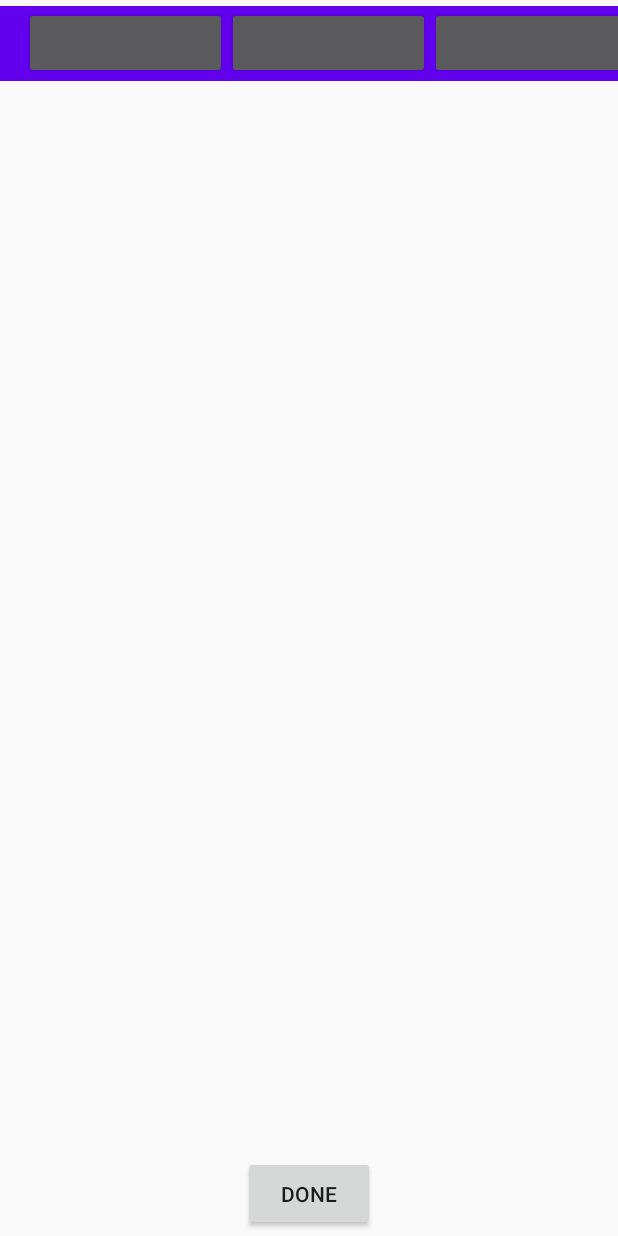
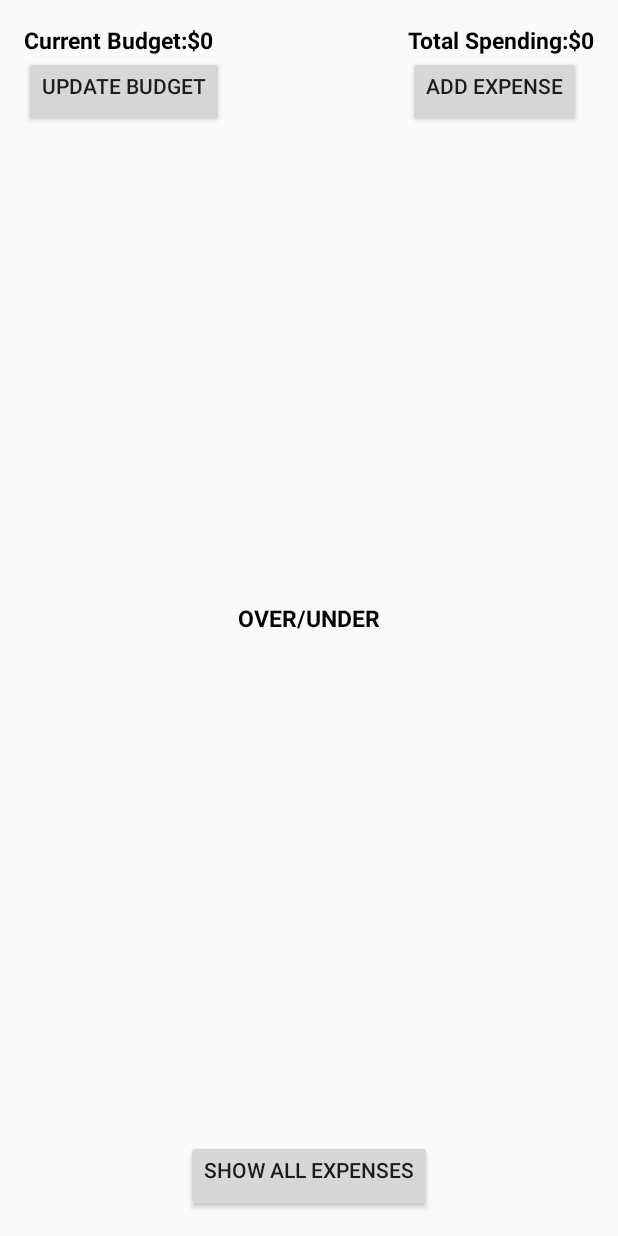
Before and after one commit to ritikshar/436-final-proj-G34, an Android app: the layout activity_main.xml on its own in the app's theme, with its tools: preview values and no code run, on a phone screen of 412 x 824 dp. Run offline under Robolectric (Android 15) with nearby library versions, the phone set to English and light mode, and no system bars.

Commit message:
added basic functionality

```diff
--- a/code/app/src/main/res/layout/activity_main.xml
+++ b/code/app/src/main/res/layout/activity_main.xml
@@ -4,150 +4,106 @@
     xmlns:tools="http://schemas.android.com/tools"
     android:layout_width="match_parent"
     android:layout_height="match_parent"
+    android:padding="16dp"
     tools:context=".MainActivity">
 
-   <!-- <LinearLayout
-        android:id="@+id/headerView"
-        android:layout_width="404dp"
-        android:layout_height="65dp"
-        android:layout_alignParentTop="true"
-        android:orientation="horizontal"
+    <TextView
+        android:id="@+id/current_budget"
+        android:layout_width="wrap_content"
+        android:layout_height="wrap_content"
+        android:text="@string/budget"
+        android:textColor="@color/black"
+        android:textStyle="bold"
+        android:textSize="15dp"
+        app:layout_constraintStart_toStartOf="parent"
         app:layout_constraintTop_toTopOf="parent"
-        >
-    </LinearLayout>
-
-    android:theme="@style/AppTheme.AppBarOverlay"
-
-    android:padding="@dimen/appbar_padding"-->
-
-   <!-- <com.google.android.material.appbar.AppBarLayout
-        android:layout_width="match_parent"
-        android:layout_height="wrap_content"
-        tools:ignore="MissingConstraints">
+        />
 
     <TextView
-        android:id="@+id/title"
-        android:layout_width="415dp"
-        android:layout_height="86dp"
-        android:gravity="center"
-        android:minHeight="?actionBarSize"
-
-        android:text="@string/app_name"
-        android:textAppearance="@style/TextAppearance.Widget.AppCompat.Toolbar.Title" />
-    </com.google.android.material.appbar.AppBarLayout>-->
-<!--    <androidx.appcompat.widget.Toolbar
-        android:id="@+id/toolbar"
-        android:layout_width="0dp"
-        android:layout_height="56dp"
-        android:background="?attr/colorPrimary"
-        android:theme="@style/ThemeOverlay.AppCompat.Dark.ActionBar"
+        android:id="@+id/current_budget_value"
+        android:layout_width="wrap_content"
+        android:layout_height="wrap_content"
+        android:text="0"
+        android:textColor="@color/black"
+        android:textStyle="bold"
+        android:textSize="15dp"
+        app:layout_constraintStart_toEndOf="@id/current_budget"
         app:layout_constraintTop_toTopOf="parent"
-        app:layout_constraintRight_toRightOf="parent"
-        app:layout_constraintLeft_toLeftOf="parent"
-        android:gravity="left"
-/>-->
-
-
-    <androidx.appcompat.widget.Toolbar
-        android:id="@+id/toolbar"
-        android:layout_width="match_parent"
-        android:layout_height="50dp"
-        android:layout_marginTop="4dp"
-        android:background="?attr/colorPrimary"
-
-        android:theme="@style/ThemeOverlay.AppCompat.Dark.ActionBar"
-        android:title="@string/app_name"
-        app:layout_constraintLeft_toLeftOf="parent"
-        app:layout_constraintRight_toRightOf="parent"
-        app:layout_constraintStart_toStartOf="parent"
-        app:layout_constraintTop_toTopOf="parent"
-        app:popupTheme="@style/ThemeOverlay.AppCompat.Light">
-
+        />
 
     <Button
-            android:id="@+id/category_btn"
-            android:layout_width="135dp"
+        android:id="@+id/update_budget"
         android:layout_height="wrap_content"
-            android:gravity="start|left"
-            app:layout_constraintLeft_toLeftOf="parent"
+        android:layout_width="wrap_content"
+        android:gravity="left"
+        android:text="@string/update_budget"
+        android:onClick="update_button"
+        app:layout_constraintTop_toBottomOf="@id/current_budget"
         app:layout_constraintStart_toStartOf="parent"
-            app:layout_constraintTop_toBottomOf="@+id/toolbar"></Button>
-
-        <Button
-            android:id="@+id/date_btn"
-            android:layout_width="135dp"
-            android:layout_height="wrap_content"
-            android:gravity="center"
-            app:layout_constraintStart_toEndOf="@+id/category_btn"
-            app:layout_constraintTop_toBottomOf="@+id/toolbar"></Button>
-
-        <Button
-            android:id="@+id/details_btn"
-            android:layout_width="135dp"
-            android:layout_height="wrap_content"
-            android:gravity="end"
-
-            app:layout_constraintEnd_toEndOf="@+id/toolbar"
-            app:layout_constraintStart_toEndOf="@+id/date_btn"
-            app:layout_constraintTop_toBottomOf="@+id/toolbar"></Button>
-    </androidx.appcompat.widget.Toolbar>
+        />
 
     <TextView
         android:id="@+id/total_spending"
-     android:layout_width="match_parent"
-     android:layout_marginTop="116dp"
-     android:layout_height="50dp"
-     app:layout_constraintTop_toBottomOf="@+id/toolbar"
-     tools:layout_editor_absoluteX="0dp"
-     android:gravity="center_horizontal"
+        android:layout_width="wrap_content"
+        android:layout_height="wrap_content"
+        android:text="@string/tot_spend"
+        android:textColor="@color/black"
+        android:textStyle="bold"
+        android:textSize="15dp"
+        app:layout_constraintEnd_toStartOf="@id/total_spending_value"
+        app:layout_constraintTop_toTopOf="parent"
         />
+
     <TextView
-     android:id="@+id/amount"
-     android:layout_width="match_parent"
-     android:layout_height="50dp"
-     android:layout_marginTop="50dp"
-     app:layout_constraintTop_toBottomOf="@+id/total_spending"
-     tools:layout_editor_absoluteX="0dp"
-     android:gravity="center_horizontal"
+        android:id="@+id/total_spending_value"
+        android:layout_width="wrap_content"
+        android:layout_height="wrap_content"
+        android:text="0"
+        android:textColor="@color/black"
+        android:textStyle="bold"
+        android:textSize="15dp"
+        app:layout_constraintEnd_toEndOf="parent"
+        app:layout_constraintTop_toTopOf="parent"
         />
+
+    <Button
+        android:id="@+id/add_expense"
+        android:layout_height="wrap_content"
+        android:layout_width="wrap_content"
+        android:gravity="left"
+        android:text="@string/add_ex"
+        android:onClick="add_button"
+        app:layout_constraintTop_toBottomOf="@id/total_spending"
+        app:layout_constraintStart_toStartOf="@id/total_spending"
+        />
+
     <TextView
         android:id="@+id/over_under"
-     android:layout_width="match_parent"
-     android:layout_marginTop="50dp"
-     android:layout_height="50dp"
-     app:layout_constraintTop_toBottomOf="@+id/amount"
-     tools:layout_editor_absoluteX="0dp"
-     android:gravity="center_horizontal"
+        android:layout_width="wrap_content"
+        android:layout_height="wrap_content"
+        android:text="OVER/UNDER"
+        android:textColor="@color/black"
+        android:textStyle="bold"
+        android:textSize="15dp"
+        app:layout_constraintTop_toTopOf="parent"
+        app:layout_constraintStart_toStartOf="parent"
+        app:layout_constraintEnd_toEndOf="parent"
+        app:layout_constraintBottom_toBottomOf="parent"
         />
- <TextView
-     android:id="@+id/current_date"
-     android:layout_width="match_parent"
-     android:layout_marginTop="50dp"
-     android:layout_height="50dp"
-     app:layout_constraintTop_toBottomOf="@+id/over_under"
-     tools:layout_editor_absoluteX="0dp"
-     android:gravity="center_horizontal"
+
+    <Button
+        android:id="@+id/show_expenses"
+        android:layout_height="wrap_content"
+        android:layout_width="wrap_content"
+        android:gravity="left"
+        android:text="@string/show_exs"
+        android:onClick="details_button"
+        app:layout_constraintBottom_toBottomOf="parent"
+        app:layout_constraintStart_toStartOf="parent"
+        app:layout_constraintEnd_toEndOf="parent"
+
         />
 
 
 
-
- <androidx.appcompat.widget.Toolbar
-     android:id="@+id/app_bar"
-     android:layout_width="match_parent"
-     android:layout_height="wrap_content"
-     app:layout_constraintBottom_toBottomOf="parent"
-     app:layout_constraintTop_toBottomOf="@+id/current_date"
-     app:layout_constraintVertical_bias="1.0"
-     tools:layout_editor_absoluteX="0dp">
-
-  <Button
-      android:id="@+id/done"
-      android:layout_width="wrap_content"
-      android:layout_height="50dp"
-      android:layout_gravity="center"
-      android:text="@string/DONE" />
- </androidx.appcompat.widget.Toolbar>
-
-
 </androidx.constraintlayout.widget.ConstraintLayout>
--- a/code/app/src/main/res/values/colors.xml
+++ b/code/app/src/main/res/values/colors.xml
@@ -3,4 +3,5 @@
     <color name="colorPrimary">#6200EE</color>
     <color name="colorPrimaryDark">#3700B3</color>
     <color name="colorAccent">#03DAC5</color>
+    <color name="black">#000000</color>
 </resources>
--- a/code/app/src/main/res/values/strings.xml
+++ b/code/app/src/main/res/values/strings.xml
@@ -1,4 +1,8 @@
 <resources>
     <string name="app_name">Student Expense Tracker System</string>
-    <string name="DONE">DONE</string>
+    <string name="budget">Current Budget:$</string>
+    <string name="update_budget">Update Budget</string>
+    <string name="tot_spend">Total Spending:$</string>
+    <string name="add_ex">Add Expense</string>
+    <string name="show_exs">Show All Expenses</string>
 </resources>
```
Also changed, not shown: code/app/src/main/java/com/example/studentexpensetrackersystem/AddExpenseFragment.kt (added, +60 -0 lines), code/app/src/main/java/com/example/studentexpensetrackersystem/MainActivity.kt (+77 -2 lines), code/app/src/main/java/com/example/studentexpensetrackersystem/UpdateBudgetFragment.kt (added, +59 -0 lines), code/app/src/main/res/layout/add_expense.xml (added, +27 -0 lines), code/app/src/main/res/layout/select_or_update.xml (deleted, +0 -98 lines), code/app/src/main/res/layout/update_dialog.xml (added, +16 -0 lines). Lines whose indentation alone changed are shown as unchanged.
